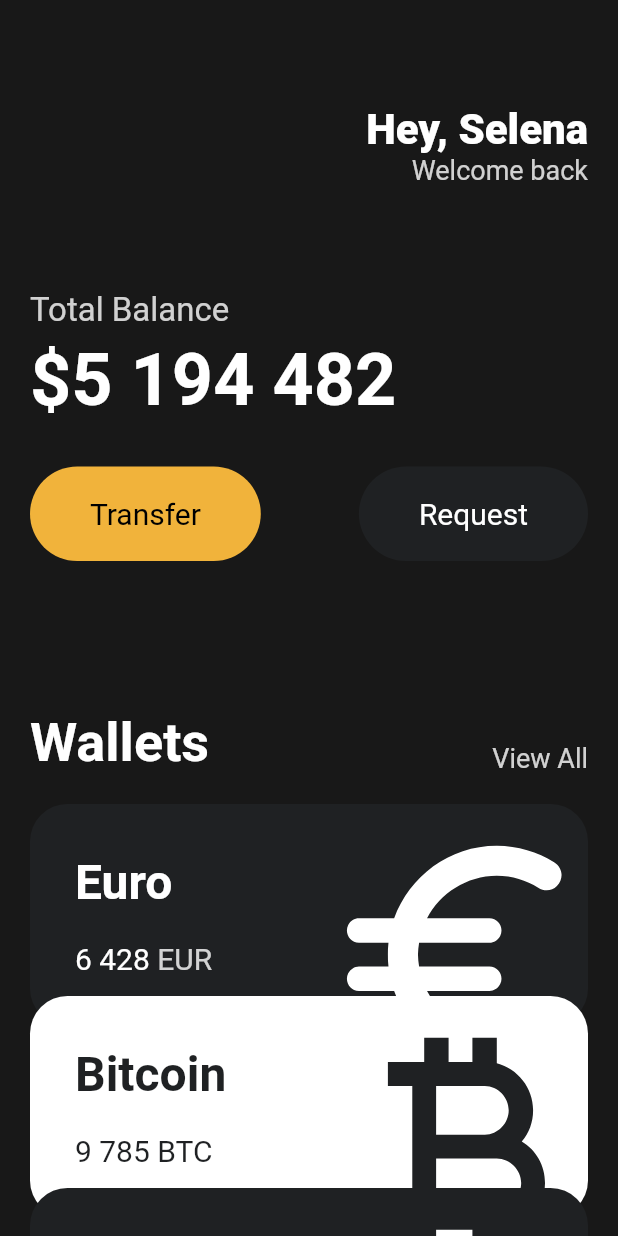
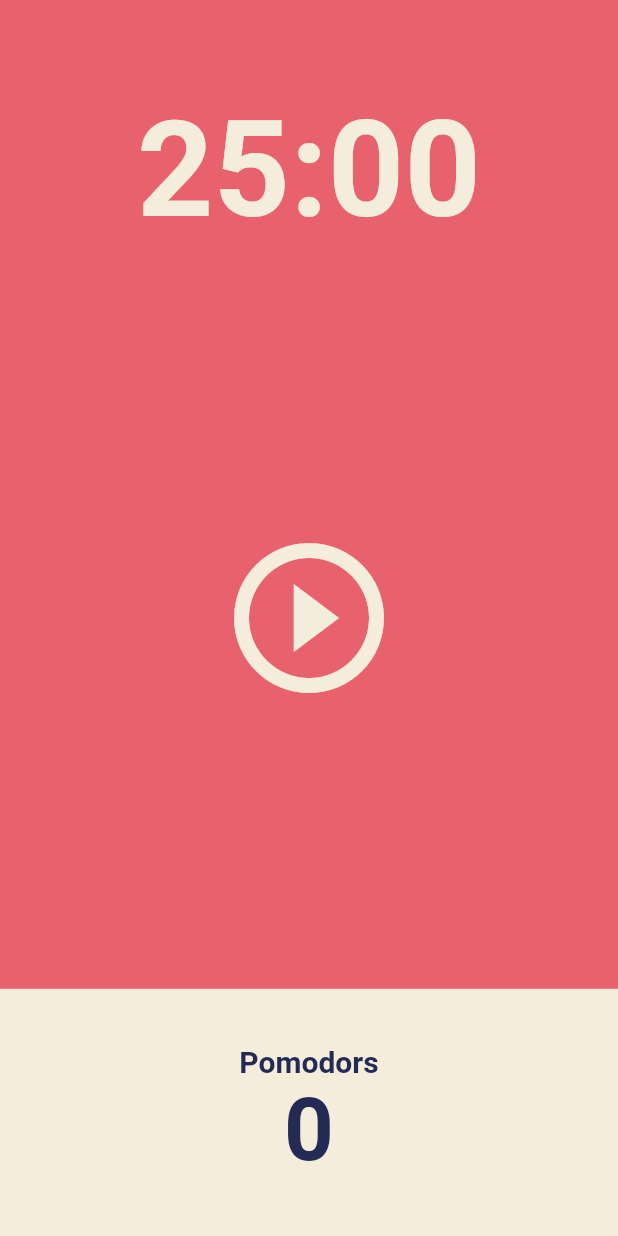
Before and after one commit to wnal4634/flutter_second_practice, a Flutter app: the screen it shows after launch, on a phone screen of 412 x 824 dp. Run offline on Flutter 3.47's test engine with Material 2 defaults, Android fonts, the phone set to English and light mode, and no system bars.

Commit message:
flexible 활용해보기

```diff
--- a/lib/main.dart
+++ b/lib/main.dart
@@ -1,6 +1,5 @@
 import 'package:flutter/material.dart';
-import 'package:toonflix/widgets/Button.dart';
-import 'package:toonflix/widgets/currency_card.dart';
+import 'package:toonflix/screens/home_screen.dart';
 
 void main() {
   runApp(const App());
@@ -12,139 +11,18 @@ class App extends StatelessWidget {
   @override
   Widget build(BuildContext context) {
     return MaterialApp(
-      home: Scaffold(
-        backgroundColor: const Color(0xFF181818),
-        body: SingleChildScrollView(
-          scrollDirection: Axis.vertical,
-          child: Padding(
-            padding: const EdgeInsets.symmetric(
-              horizontal: 20,
-            ),
-            child: Column(
-              crossAxisAlignment: CrossAxisAlignment.start,
-              children: [
-                const SizedBox(
-                  height: 70,
-                ),
-                Row(
-                  mainAxisAlignment: MainAxisAlignment.end,
-                  children: [
-                    Column(
-                      crossAxisAlignment: CrossAxisAlignment.end,
-                      children: [
-                        const Text(
-                          'Hey, Selena',
-                          style: TextStyle(
-                            color: Colors.white,
-                            fontSize: 28,
-                            fontWeight: FontWeight.w800,
-                          ),
-                        ),
-                        Text(
-                          'Welcome back',
-                          style: TextStyle(
-                            color: Colors.white.withOpacity(0.8),
-                            fontSize: 18,
-                          ),
-                        ),
-                      ],
-                    )
-                  ],
-                ),
-                const SizedBox(
-                  height: 70,
-                ),
-                Text(
-                  'Total Balance',
-                  style: TextStyle(
-                    color: Colors.white.withOpacity(0.8),
-                    fontSize: 22,
-                  ),
-                ),
-                const SizedBox(
-                  height: 5,
-                ),
-                const Text(
-                  '\$5 194 482',
-                  style: TextStyle(
-                    color: Colors.white,
-                    fontSize: 48,
-                    fontWeight: FontWeight.w600,
-                  ),
-                ),
-                const SizedBox(
-                  height: 30,
-                ),
-                const Row(
-                  mainAxisAlignment: MainAxisAlignment.spaceBetween,
-                  children: [
-                    Button(
-                      text: 'Transfer',
-                      bgColor: Color(0xFFF1B33B),
-                      textColor: Colors.black,
-                    ),
-                    Button(
-                      text: 'Request',
-                      bgColor: Color(0xFF1F2123),
-                      textColor: Colors.white,
-                    )
-                  ],
-                ),
-                const SizedBox(
-                  height: 100,
-                ),
-                Row(
-                  crossAxisAlignment: CrossAxisAlignment.end,
-                  mainAxisAlignment: MainAxisAlignment.spaceBetween,
-                  children: [
-                    const Text(
-                      'Wallets',
-                      style: TextStyle(
-                          color: Colors.white,
-                          fontSize: 36,
-                          fontWeight: FontWeight.w600),
-                    ),
-                    Text(
-                      'View All',
-                      style: TextStyle(
-                        color: Colors.white.withOpacity(0.8),
-                        fontSize: 18,
-                      ),
-                    ),
-                  ],
-                ),
-                const SizedBox(
-                  height: 20,
-                ),
-                const CurrencyCard(
-                  name: 'Euro',
-                  code: 'EUR',
-                  amount: '6 428',
-                  icon: Icons.euro_rounded,
-                  isInverted: false,
-                  order: 1,
-                ),
-                const CurrencyCard(
-                  name: 'Bitcoin',
-                  code: 'BTC',
-                  amount: '9 785',
-                  icon: Icons.currency_bitcoin,
-                  isInverted: true,
-                  order: 2,
-                ),
-                const CurrencyCard(
-                  name: 'Dollar',
-                  code: 'USD',
-                  amount: '428',
-                  icon: Icons.attach_money,
-                  isInverted: false,
-                  order: 3,
-                ),
-              ],
-            ),
+      theme: ThemeData(
+        colorScheme: ColorScheme.fromSwatch(
+          backgroundColor: const Color(0xFFE7626C),
+        ),
+        textTheme: const TextTheme(
+          displayLarge: TextStyle(
+            color: Color(0xFF232B55),
           ),
         ),
+        cardColor: const Color(0xFFF4EDDB),
       ),
+      home: const HomeScreen(),
     );
   }
 }
--- /dev/null
+++ b/lib/screens/home_screen.dart
@@ -0,0 +1,85 @@
+import 'package:flutter/material.dart';
+
+class HomeScreen extends StatefulWidget {
+  const HomeScreen({super.key});
+
+  @override
+  State<HomeScreen> createState() => _HomeScreenState();
+}
+
+class _HomeScreenState extends State<HomeScreen> {
+  @override
+  Widget build(BuildContext context) {
+    return Scaffold(
+      backgroundColor: Theme.of(context).colorScheme.background,
+      body: Column(
+        children: [
+          Flexible(
+            flex: 1,
+            child: Container(
+              alignment: Alignment.bottomCenter,
+              child: Text(
+                '25:00',
+                style: TextStyle(
+                  color: Theme.of(context).cardColor,
+                  fontSize: 89,
+                  fontWeight: FontWeight.w600,
+                ),
+              ),
+            ),
+          ),
+          Flexible(
+            flex: 3,
+            child: Center(
+              child: IconButton(
+                iconSize: 120,
+                color: Theme.of(context).cardColor,
+                onPressed: () {},
+                icon: const Icon(
+                  Icons.play_circle_outline,
+                ),
+              ),
+            ),
+          ),
+          Flexible(
+            flex: 1,
+            child: Row(
+              children: [
+                Expanded(
+                  child: Container(
+                    decoration: BoxDecoration(
+                      color: Theme.of(context).cardColor,
+                    ),
+                    child: Column(
+                      mainAxisAlignment: MainAxisAlignment.center,
+                      children: [
+                        Text(
+                          'Pomodors',
+                          style: TextStyle(
+                            fontSize: 20,
+                            color:
+                                Theme.of(context).textTheme.displayLarge!.color,
+                            fontWeight: FontWeight.w600,
+                          ),
+                        ),
+                        Text(
+                          '0',
+                          style: TextStyle(
+                            fontSize: 58,
+                            color:
+                                Theme.of(context).textTheme.displayLarge!.color,
+                            fontWeight: FontWeight.w600,
+                          ),
+                        ),
+                      ],
+                    ),
+                  ),
+                ),
+              ],
+            ),
+          )
+        ],
+      ),
+    );
+  }
+}
--- a/lib/widgets/Button.dart
+++ /dev/null
@@ -1,37 +0,0 @@
-import 'package:flutter/material.dart';
-
-class Button extends StatelessWidget {
-  final String text;
-  final Color bgColor;
-  final Color textColor;
-
-  const Button({
-    super.key,
-    required this.text,
-    required this.bgColor,
-    required this.textColor,
-  });
-
-  @override
-  Widget build(BuildContext context) {
-    return Container(
-      decoration: BoxDecoration(
-        color: bgColor,
-        borderRadius: BorderRadius.circular(45),
-      ),
-      child: Padding(
-        padding: const EdgeInsets.symmetric(
-          vertical: 20,
-          horizontal: 40,
-        ),
-        child: Text(
-          text,
-          style: TextStyle(
-            color: textColor,
-            fontSize: 20,
-          ),
-        ),
-      ),
-    );
-  }
-}
--- a/lib/widgets/currency_card.dart
+++ /dev/null
@@ -1,96 +0,0 @@
-import 'package:flutter/material.dart';
-
-class CurrencyCard extends StatelessWidget {
-  final String name, code, amount;
-  final IconData icon;
-  final bool isInverted;
-  final double order;
-
-  final _blackColor = const Color(0xFF1F2123); // _(언더바)는 private하게 쓰겠다는 뜻.
-
-  const CurrencyCard({
-    super.key,
-    required this.name,
-    required this.code,
-    required this.amount,
-    required this.icon,
-    required this.isInverted,
-    required this.order,
-  });
-
-  @override
-  Widget build(BuildContext context) {
-    return Transform.translate(
-      offset: Offset(0, (order - 1) * -20),
-      child: Container(
-        clipBehavior: Clip.hardEdge, // 박스 밖으로 빠진 아이콘 안 보이게.
-        decoration: BoxDecoration(
-          color: isInverted ? Colors.white : _blackColor,
-          borderRadius: BorderRadius.circular(25),
-        ),
-        child: Padding(
-          padding: const EdgeInsets.all(30),
-          child: Row(
-            mainAxisAlignment: MainAxisAlignment.spaceBetween,
-            children: [
-              Column(
-                crossAxisAlignment: CrossAxisAlignment.start,
-                children: [
-                  Text(
-                    name,
-                    style: TextStyle(
-                      color: isInverted ? _blackColor : Colors.white,
-                      fontSize: 32,
-                      fontWeight: FontWeight.w600,
-                    ),
-                  ),
-                  const SizedBox(
-                    height: 20,
-                  ),
-                  Row(
-                    children: [
-                      Text(
-                        amount,
-                        style: TextStyle(
-                          color: isInverted ? _blackColor : Colors.white,
-                          fontSize: 20,
-                        ),
-                      ),
-                      const SizedBox(
-                        width: 5,
-                      ),
-                      Text(
-                        code,
-                        style: TextStyle(
-                          color: isInverted
-                              ? _blackColor
-                              : Colors.white.withOpacity(0.8),
-                          fontSize: 20,
-                        ),
-                      ),
-                    ],
-                  )
-                ],
-              ),
-              Transform.scale(
-                // 아이콘 사이즈 조절, 부모 크기에 영향 x
-                scale: 2.2,
-                child: Transform.translate(
-                  offset: const Offset(
-                    -5,
-                    12,
-                  ),
-                  child: Icon(
-                    icon,
-                    color: isInverted ? _blackColor : Colors.white,
-                    size: 88,
-                  ),
-                ),
-              )
-            ],
-          ),
-        ),
-      ),
-    );
-  }
-}
```
Also changed, not shown: 1 other file.
